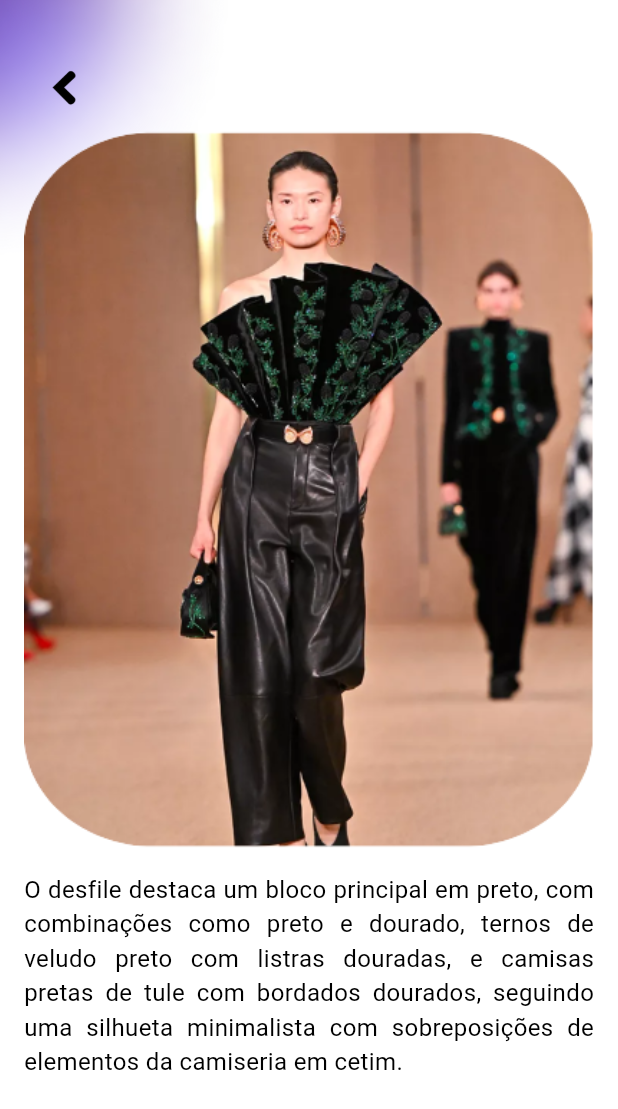
After one commit to Marcoss-Freire/SPFahsion, a Flutter app: the Detalhes screen opened directly, on a phone screen of 412 x 824 dp. The commit adds this screen. Shown: the top 1109 px of the screen. Run offline on Flutter 3.47's test engine with Material 3 defaults, Android fonts, the phone set to English and light mode, and no system bars.

Commit message:
Front da tela detalhes

```diff
--- /dev/null
+++ b/lib/Detalhes.dart
@@ -0,0 +1,73 @@
+import 'package:flutter/material.dart';
+
+class Detalhes extends StatelessWidget {
+  @override
+  Widget build(BuildContext context) {
+    return Scaffold(
+      body: Container(
+        decoration: const BoxDecoration(
+          image: DecorationImage(
+            image: AssetImage('assets/imgs/fundo_sobreoevento.png'),
+            fit: BoxFit.cover,
+          ),
+        ),
+        child: SingleChildScrollView( // Adicionando rolagem
+          child: Stack(
+            children: [
+              // Conteúdo da tela
+              Container(
+                margin: const EdgeInsets.all(16.0), // Adicionando margem ao redor da tela
+                child: Column(
+                  crossAxisAlignment: CrossAxisAlignment.start,
+                  children: [
+                    const SizedBox(height: 30),
+                    Row(
+                      children: [
+                        const SizedBox(width: 15),
+                        MouseRegion(
+                          cursor: SystemMouseCursors.click,
+                          child: GestureDetector(
+                            onTap: () {
+                              // Voltar para a tela anterior
+                              Navigator.pop(context);
+                            },
+                            child: Row(
+                              mainAxisSize: MainAxisSize.min,
+                              children: [
+                                Image.asset(
+                                  'assets/imgs/seta.png',
+                                  width: 25,
+                                  height: 25,
+                                  fit: BoxFit.cover,
+                                ),
+                                const SizedBox(width: 20),
+                              ],
+                            ),
+                          ),
+                        ),
+                      ],
+                    ),
+                    const SizedBox(height: 16),
+                    Center(
+                      // Centralizando a imagem
+                      child: Image.asset('assets/imgs/imagem1.png'), // Certifique-se de adicionar a imagem no diretório assets
+                    ),
+                    const SizedBox(height: 16),
+                    Text(
+                      'O desfile destaca um bloco principal em preto, com combinações como preto e dourado, '
+                      'ternos de veludo preto com listras douradas, e camisas pretas de tule com bordados '
+                      'dourados, seguindo uma silhueta minimalista com sobreposições de elementos da camiseria em cetim.',
+                      style: TextStyle(fontSize: 16, color: Colors.black), // Mudando a cor do texto para preto
+                      textAlign: TextAlign.justify, // Justificando o texto
+                    ),
+                    const SizedBox(height: 20),
+                  ],
+                ),
+              ),
+            ],
+          ),
+        ),
+      ),
+    );
+  }
+}
--- /dev/null
+++ b/lib/detalhesClass.dart
@@ -0,0 +1,9 @@
+class Detalhes {
+  final String titulo;
+  final String imagem;
+  final String descricao;
+  final String link;
+
+  // Construtor
+  const Detalhes(this.titulo, this.imagem, this.descricao, this.link);
+}
```
Also changed, not shown: lib/menu.dart (+58 -21 lines), assets/imgs/fundoDetalhes.png (added), pubspec.lock, pubspec.yaml (line endings or trailing spaces).
